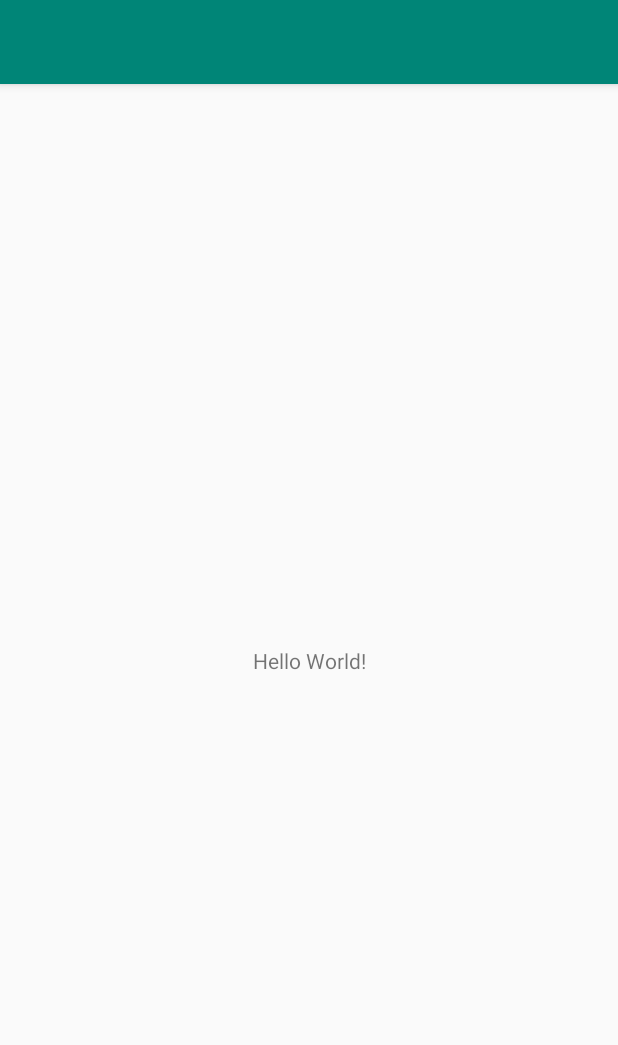
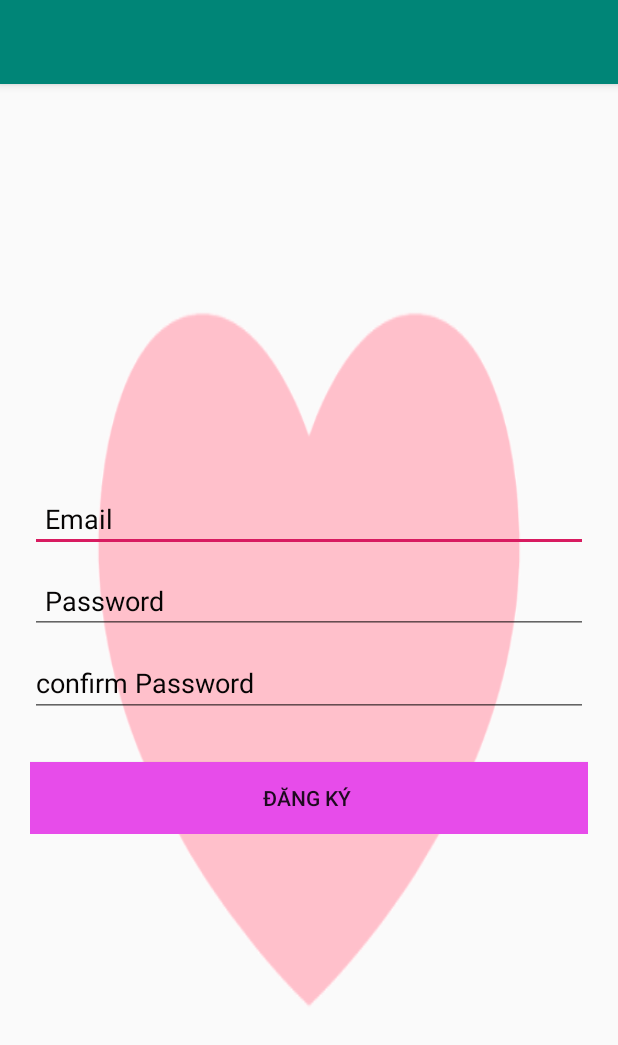
Before and after one commit to hongPhongIT/Love, an Android app: the screen it shows after launch (MainActivity before the commit, Register after it), on a phone screen of 412 x 824 dp. Shown: the top 1045 px of the screen. Run offline under Robolectric (Android 15) with nearby library versions, the light colour scheme and no system bars.

Commit message:
layout register

```diff
--- a/app/src/main/AndroidManifest.xml
+++ b/app/src/main/AndroidManifest.xml
@@ -9,7 +9,7 @@
         android:roundIcon="@mipmap/ic_launcher_round"
         android:supportsRtl="true"
         android:theme="@style/AppTheme">
-        <activity android:name=".MainActivity">
+        <activity android:name=".Register">
             <intent-filter>
                 <action android:name="android.intent.action.MAIN" />
 
--- /dev/null
+++ b/app/src/main/java/com/pnv/matchmaking/love/Register.java
@@ -0,0 +1,13 @@
+package com.pnv.matchmaking.love;
+
+import android.os.Bundle;
+import android.support.v7.app.AppCompatActivity;
+
+public class Register extends AppCompatActivity {
+
+    @Override
+    protected void onCreate(Bundle savedInstanceState) {
+        super.onCreate(savedInstanceState);
+        setContentView(R.layout.register);
+    }
+}
--- a/app/src/main/res/layout/activity_main.xml
+++ b/app/src/main/res/layout/activity_main.xml
@@ -4,6 +4,7 @@
     xmlns:tools="http://schemas.android.com/tools"
     android:layout_width="match_parent"
     android:layout_height="match_parent"
+
     tools:context=".MainActivity">
 
     <TextView
@@ -13,6 +14,11 @@
         app:layout_constraintBottom_toBottomOf="parent"
         app:layout_constraintLeft_toLeftOf="parent"
         app:layout_constraintRight_toRightOf="parent"
-        app:layout_constraintTop_toTopOf="parent" />
+        app:layout_constraintTop_toTopOf="parent"
+            />
+    <ImageView
+        android:layout_width="wrap_content"
+        android:layout_height="match_parent"
+        android:src="@mipmap/pnk_1"/>
 
 </android.support.constraint.ConstraintLayout>
--- /dev/null
+++ b/app/src/main/res/layout/register.xml
@@ -0,0 +1,69 @@
+<?xml version="1.0" encoding="utf-8"?>
+<LinearLayout xmlns:android="http://schemas.android.com/apk/res/android"
+    xmlns:app="http://schemas.android.com/apk/res-auto"
+    xmlns:tools="http://schemas.android.com/tools"
+    android:layout_width="match_parent"
+    android:layout_height="match_parent"
+    android:background="@mipmap/pnk_1"
+
+    tools:context=".Register">
+
+    <!--<ImageView-->
+        <!--android:layout_width="wrap_content"-->
+        <!--android:layout_height="match_parent"-->
+        <!--android:src="@mipmap/pnk_1"-->
+        <!--tools:layout_editor_absoluteX="0dp"-->
+        <!--tools:layout_editor_absoluteY="0dp" />-->
+    <LinearLayout
+        android:layout_width="fill_parent"
+        android:layout_height="wrap_content"
+        android:layout_gravity="center"
+        android:orientation="vertical"
+        android:paddingLeft="20dp"
+        android:paddingRight="20dp" >
+
+        <EditText
+            android:id="@+id/editUsername"
+            android:layout_width="fill_parent"
+            android:layout_height="wrap_content"
+            android:layout_marginBottom="10dp"
+            android:padding="10dp"
+            android:inputType="textCapWords"
+            android:hint="Email"
+            android:textColorHint="#060404"
+
+   />
+
+        <EditText
+            android:id="@+id/editPassword"
+            android:layout_width="fill_parent"
+            android:layout_height="wrap_content"
+            android:layout_marginBottom="10dp"
+            android:inputType="textPassword"
+            android:hint="Password"
+            android:padding="10dp"
+            android:textColorHint="#060404"
+          />
+
+        <EditText
+            android:id="@+id/edit_confirm_Password"
+            android:layout_width="fill_parent"
+            android:layout_height="wrap_content"
+            android:layout_marginBottom="10dp"
+            android:inputType="textPassword"
+            android:hint="confirm Password"
+            android:textColorHint="#060404"
+            />
+
+        <Button
+            android:id="@+id/btnRegister"
+            android:layout_width="fill_parent"
+            android:layout_height="wrap_content"
+            android:layout_marginTop="20dip"
+            android:background="#e74cea"
+            android:text="Đăng Ký "
+            />
+
+    </LinearLayout>
+
+</LinearLayout>
```
Also changed, not shown: app/src/main/res/mipmap-xhdpi/pnk_1.png (added).
